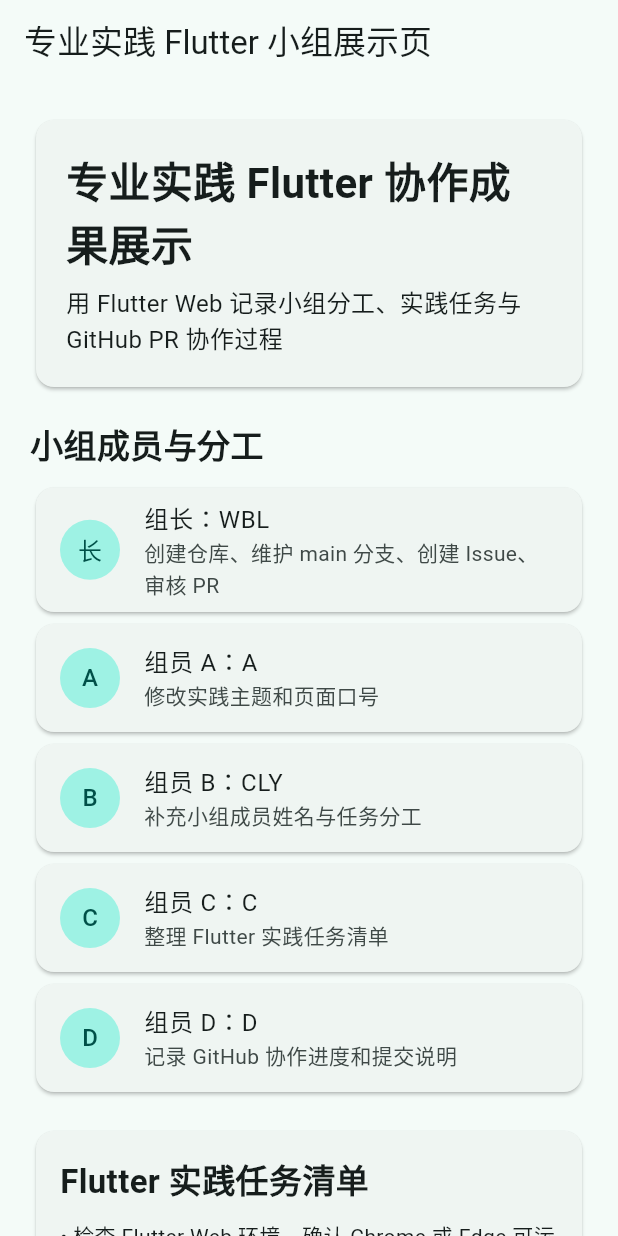
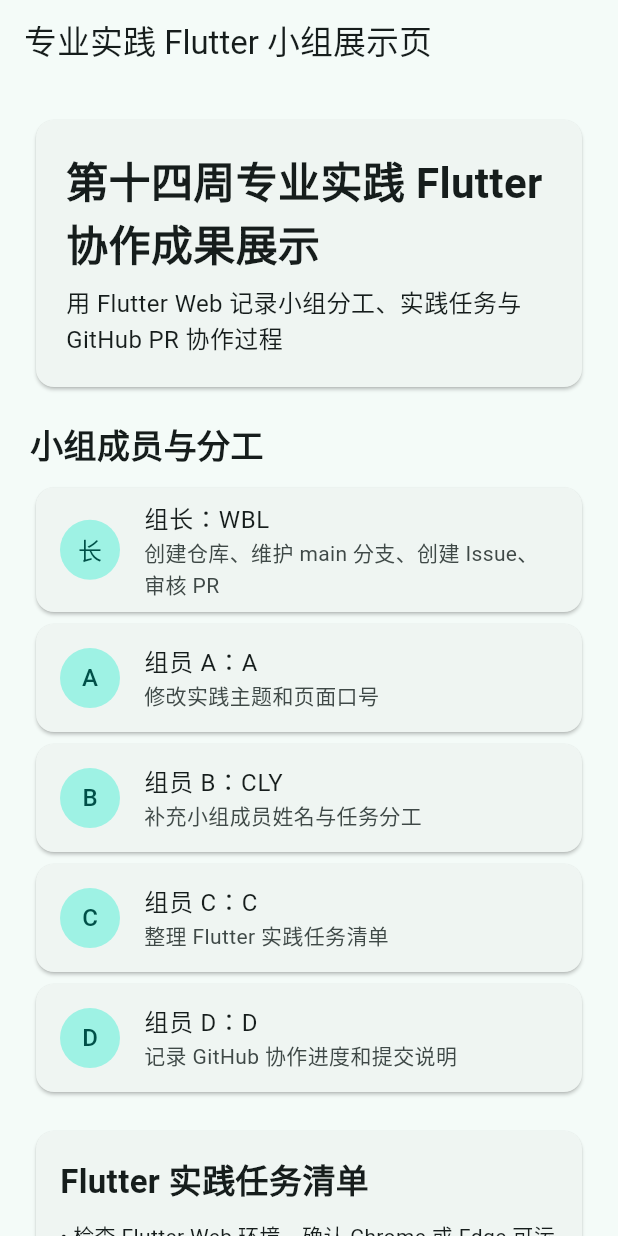
Before and after one commit to wbl65535/professional_practice_flutter_board, a Flutter app: the screen it shows after launch, on a phone screen of 412 x 824 dp. Run offline on Flutter 3.47's test engine with Material 3 defaults, Android fonts, the phone set to English and light mode, and no system bars.

Commit message:
complete issue 1 update practice title

```diff
--- a/lib/main.dart
+++ b/lib/main.dart
@@ -24,7 +24,7 @@
 class PracticeHomePage extends StatelessWidget {
   const PracticeHomePage({super.key});
 
-  static const String projectTitle = '专业实践 Flutter 协作成果展示';
+  static const String projectTitle = '第十四周专业实践 Flutter 协作成果展示';
   static const String projectSlogan = '用 Flutter Web 记录小组分工、实践任务与 GitHub PR 协作过程';
 
   static const List<Member> members = [
```
